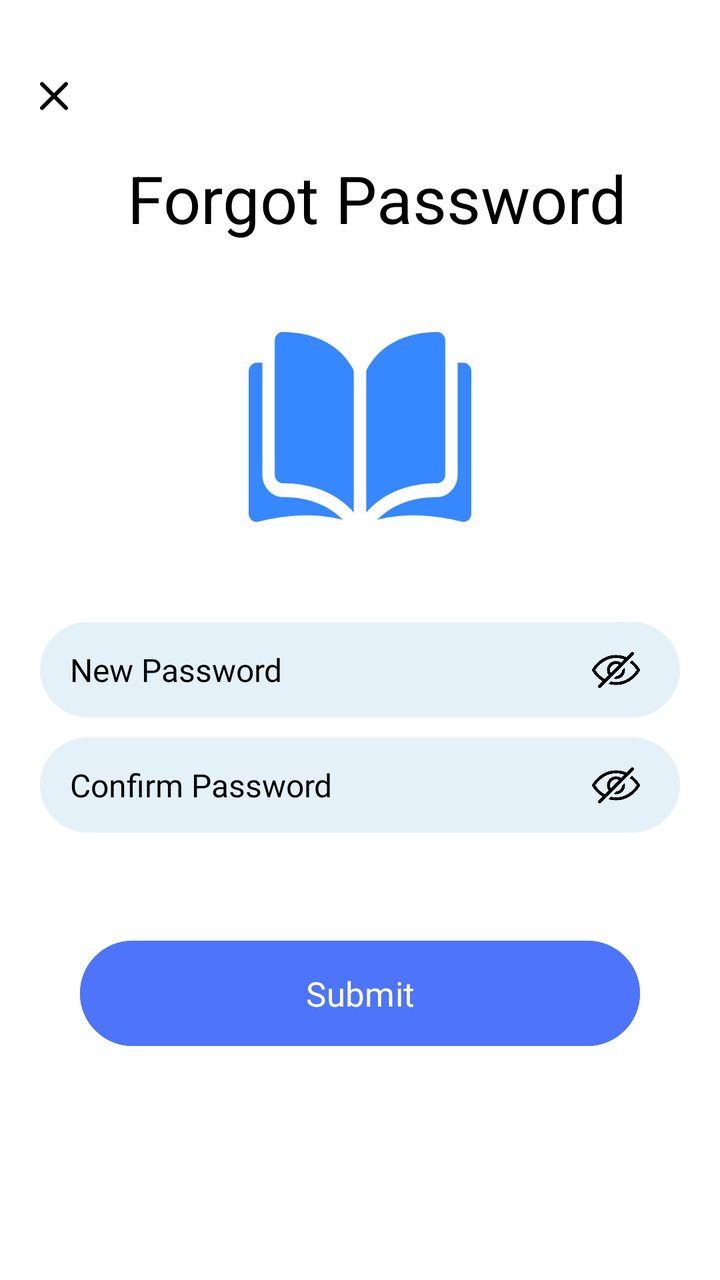
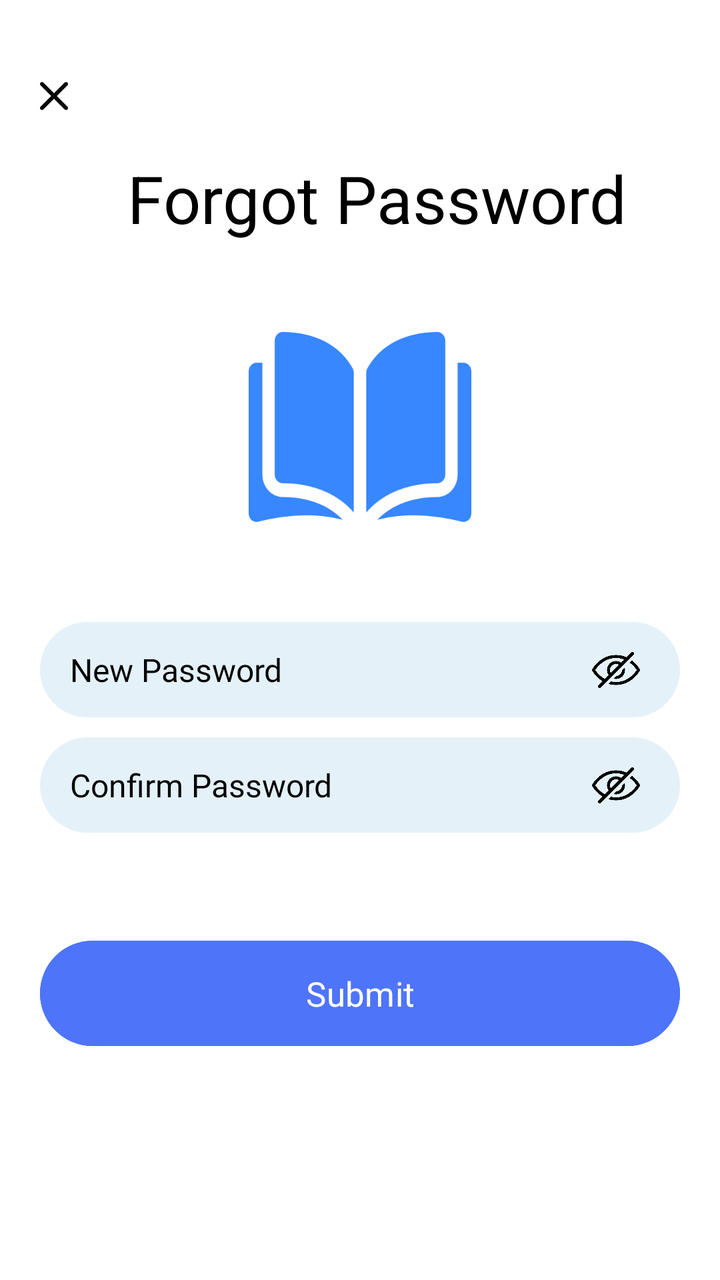

The first picture is an Android layout as it rendered before a commit; the second is the same layout after the commit. The layout source and the unified diff follow.
<!-- AndroidManifest.xml: application theme Theme.EdTech -->
<!-- res/layout/fragment_new_password.xml -->
<?xml version="1.0" encoding="utf-8"?>
<layout xmlns:android="http://schemas.android.com/apk/res/android"
    xmlns:tools="http://schemas.android.com/tools"
    xmlns:app="http://schemas.android.com/apk/res-auto">

    <data>

    </data>

    <androidx.constraintlayout.widget.ConstraintLayout
        android:fitsSystemWindows="true"
        android:layout_width="match_parent"
        android:layout_height="match_parent"
        android:orientation="vertical"
        android:background="@color/white"
        tools:context=".ui.signup.fragment.ForgotPasswordFragment">

        <ImageView
            android:id="@+id/ivBack"
            android:layout_width="24dp"
            android:layout_height="24dp"
            android:layout_marginTop="36dp"
            android:layout_marginStart="15dp"
            android:src="@drawable/cross_button"
            app:layout_constraintTop_toTopOf="parent"
            app:layout_constraintStart_toStartOf="parent" />
        <ScrollView
            android:layout_marginHorizontal="20dp"
            app:layout_constraintTop_toBottomOf="@+id/ivBack"
            app:layout_constraintBottom_toTopOf="@id/btnChangePassword"
            android:layout_width="match_parent"
            android:layout_height="0dp"
            android:fillViewport="true">
            <androidx.constraintlayout.widget.ConstraintLayout
                android:layout_width="match_parent"
                android:layout_height="wrap_content">

                <TextView
                    android:id="@+id/welcomeText"
                    android:layout_width="0dp"
                    android:layout_height="wrap_content"
                    android:layout_marginTop="17dp"
                    android:layout_marginStart="17dp"
                    android:text="@string/forgot_password"
                    android:textSize="33sp"
                    android:textColor="@color/black"
                    android:gravity="center_horizontal"
                    app:layout_constraintTop_toTopOf="parent"
                    app:layout_constraintStart_toStartOf="parent"
                    app:layout_constraintEnd_toEndOf="parent" />
                <ImageView
                    android:id="@+id/bookIcon"
                    android:layout_width="112dp"
                    android:layout_height="95dp"
                    android:layout_marginTop="45dp"
                    android:src="@drawable/gradmo_book_icon"
                    app:layout_constraintTop_toBottomOf="@id/welcomeText"
                    app:layout_constraintStart_toStartOf="parent"
                    app:layout_constraintEnd_toEndOf="parent"/>


                
                <androidx.constraintlayout.widget.ConstraintLayout
                    android:id="@+id/passwordLayout"
                    android:layout_width="0dp"
                    android:layout_height="wrap_content"
                    android:layout_marginTop="50dp"
                    android:background="@drawable/bg_login_flow_edittex"
                    app:layout_constraintTop_toBottomOf="@id/bookIcon"
                    app:layout_constraintStart_toStartOf="parent"
                    app:layout_constraintEnd_toEndOf="parent">

                    <EditText
                        android:id="@+id/password"
                        android:layout_width="match_parent"
                        android:layout_height="wrap_content"
                        android:background="@null"
                        android:hint="@string/new_password"
                        android:inputType="textPassword"
                        android:maxLength="20"
                        android:maxLines="1"
                        android:imeOptions="actionDone"
                        android:paddingVertical="13dp"
                        android:paddingHorizontal="15dp"
                        android:fontFamily="@font/manrope_regular"
                        android:textSize="16sp"
                        android:textColor="@color/black"
                        android:textColorHint="@color/black"
                        app:layout_constraintTop_toTopOf="parent"
                        app:layout_constraintBottom_toBottomOf="parent"
                        app:layout_constraintStart_toStartOf="parent"
                        app:layout_constraintEnd_toStartOf="@+id/password_toggle" />

                    <ImageView
                        android:id="@+id/password_toggle"
                        android:layout_width="24dp"
                        android:layout_height="24dp"
                        android:layout_marginEnd="20dp"
                        android:src="@drawable/close_eye_2"
                        app:layout_constraintEnd_toEndOf="parent"
                        app:layout_constraintTop_toTopOf="parent"
                        app:layout_constraintBottom_toBottomOf="parent" />
                </androidx.constraintlayout.widget.ConstraintLayout>

                
                <androidx.constraintlayout.widget.ConstraintLayout
                    android:id="@+id/CnfPasswordLayout"
                    android:layout_width="0dp"
                    android:layout_height="wrap_content"
                    android:layout_marginTop="10dp"

                    android:background="@drawable/bg_login_flow_edittex"
                    app:layout_constraintTop_toBottomOf="@id/passwordLayout"
                    app:layout_constraintStart_toStartOf="parent"
                    app:layout_constraintEnd_toEndOf="parent">

                    <EditText
                        android:id="@+id/etCnfpassword"
                        android:layout_width="match_parent"
                        android:layout_height="wrap_content"
                        android:background="@null"
                        android:hint="@string/confirm_password"
                        android:inputType="textPassword"
                        android:maxLength="20"
                        android:maxLines="1"
                        android:imeOptions="actionDone"
                        android:paddingVertical="13dp"
                        android:paddingHorizontal="15dp"
                        android:fontFamily="@font/manrope_regular"
                        android:textSize="16sp"
                        android:textColor="@color/black"
                        android:textColorHint="@color/black"
                        app:layout_constraintTop_toTopOf="parent"
                        app:layout_constraintBottom_toBottomOf="parent"
                        app:layout_constraintStart_toStartOf="parent"
                        app:layout_constraintEnd_toStartOf="@+id/cnfPwdToggle" />

                    <ImageView
                        android:id="@+id/cnfPwdToggle"
                        android:layout_width="24dp"
                        android:layout_height="24dp"
                        android:layout_marginEnd="20dp"
                        android:src="@drawable/close_eye_2"
                        app:layout_constraintEnd_toEndOf="parent"
                        app:layout_constraintTop_toTopOf="parent"
                        app:layout_constraintBottom_toBottomOf="parent" />
                </androidx.constraintlayout.widget.ConstraintLayout>
                <com.google.android.material.button.MaterialButton
                    android:id="@+id/btnChangePassword"
                    style="@style/CommonButton2"
                    android:layout_width="0dp"
                    android:layout_height="wrap_content"
                    android:layout_marginTop="50dp"
                    android:layout_marginBottom="25dp"
                    android:text="@string/submit"
                    android:fontFamily="@font/manrope_regular"
                    app:layout_constraintTop_toBottomOf="@id/CnfPasswordLayout"
                    app:layout_constraintStart_toStartOf="parent"
                    app:layout_constraintEnd_toEndOf="parent" />

            </androidx.constraintlayout.widget.ConstraintLayout>

        </ScrollView>
    </androidx.constraintlayout.widget.ConstraintLayout>
</layout>
<!-- resources referenced by this layout -->
<resources>
  <color name="black">#FF000000</color>
  <color name="white">#FFFFFFFF</color>
  <!-- drawable bg_login_flow_edittex (drawable) -->
  <?xml version="1.0" encoding="utf-8"?>
  <shape xmlns:android="http://schemas.android.com/apk/res/android">
  
      <corners android:radius="30dp"/>
      <solid android:color="#E4F1F8"/>
  </shape>
  <!-- drawable close_eye_2: png bitmap (drawable, 14714 bytes) -->
  <!-- drawable cross_button: png bitmap (drawable, 835 bytes) -->
  <!-- drawable gradmo_book_icon: png bitmap (drawable, 7826 bytes) -->
  <string name="confirm_password">Confirm Password</string>
  <string name="forgot_password">Forgot Password</string>
  <string name="new_password">New Password</string>
  <string name="submit">Submit</string>
  <style name="CommonButton2">
          <item name="cornerRadius">30dp</item>
          <item name="android:textSize">17sp</item>
          <item name="android:backgroundTint">@color/theme_blue</item>
          <item name="android:paddingVertical">15dp</item>
          <item name="android:layout_marginHorizontal">20dp</item>
      </style>
  <style name="Theme.EdTech" parent="Base.Theme.EdTech" />
  <color name="theme_blue">#4E74F9</color>
  <style name="Base.Theme.EdTech" parent="Theme.Material3.DayNight.NoActionBar">
          
          
      </style>
</resources>

<!-- the commit's change to res/layout/fragment_new_password.xml (unified diff, before → after) -->
@@ -25,9 +25,7 @@
             app:layout_constraintTop_toTopOf="parent"
             app:layout_constraintStart_toStartOf="parent" />
         <ScrollView
-            android:layout_marginHorizontal="20dp"
             app:layout_constraintTop_toBottomOf="@+id/ivBack"
-            app:layout_constraintBottom_toTopOf="@id/btnChangePassword"
             android:layout_width="match_parent"
             android:layout_height="0dp"
             android:fillViewport="true">
@@ -65,6 +63,7 @@
                     android:layout_width="0dp"
                     android:layout_height="wrap_content"
                     android:layout_marginTop="50dp"
+                    android:layout_marginHorizontal="20dp"
                     android:background="@drawable/bg_login_flow_edittex"
                     app:layout_constraintTop_toBottomOf="@id/bookIcon"
                     app:layout_constraintStart_toStartOf="parent"
@@ -108,7 +107,7 @@
                     android:layout_width="0dp"
                     android:layout_height="wrap_content"
                     android:layout_marginTop="10dp"
-
+                    android:layout_marginHorizontal="20dp"
                     android:background="@drawable/bg_login_flow_edittex"
                     app:layout_constraintTop_toBottomOf="@id/passwordLayout"
                     app:layout_constraintStart_toStartOf="parent"
